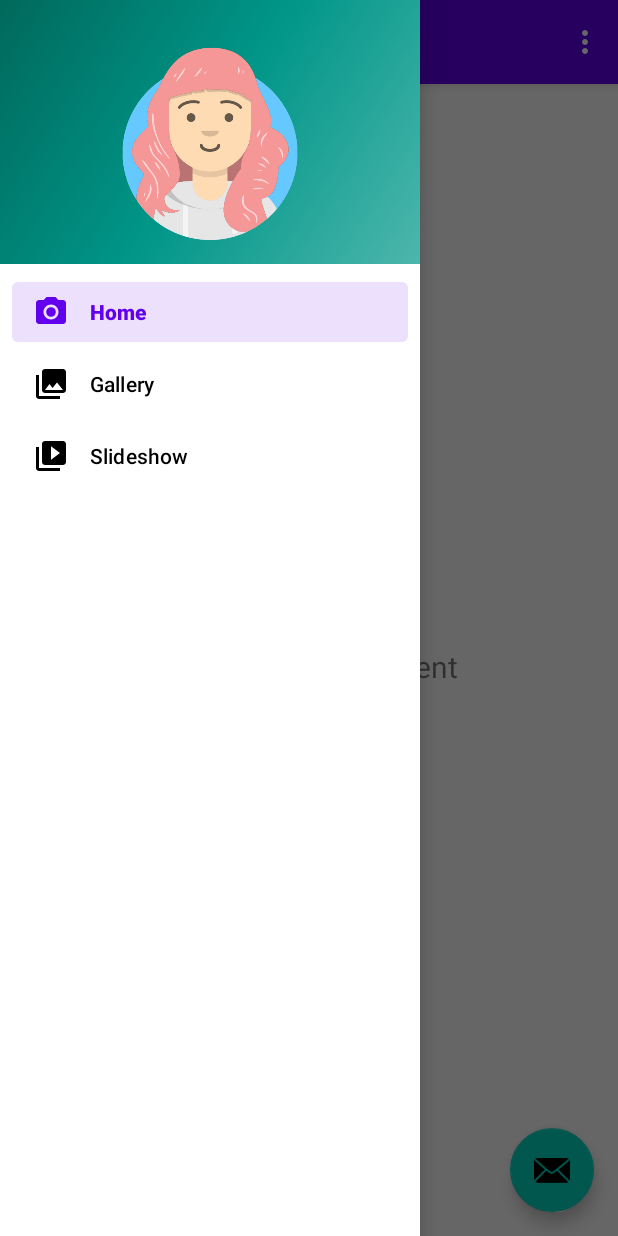
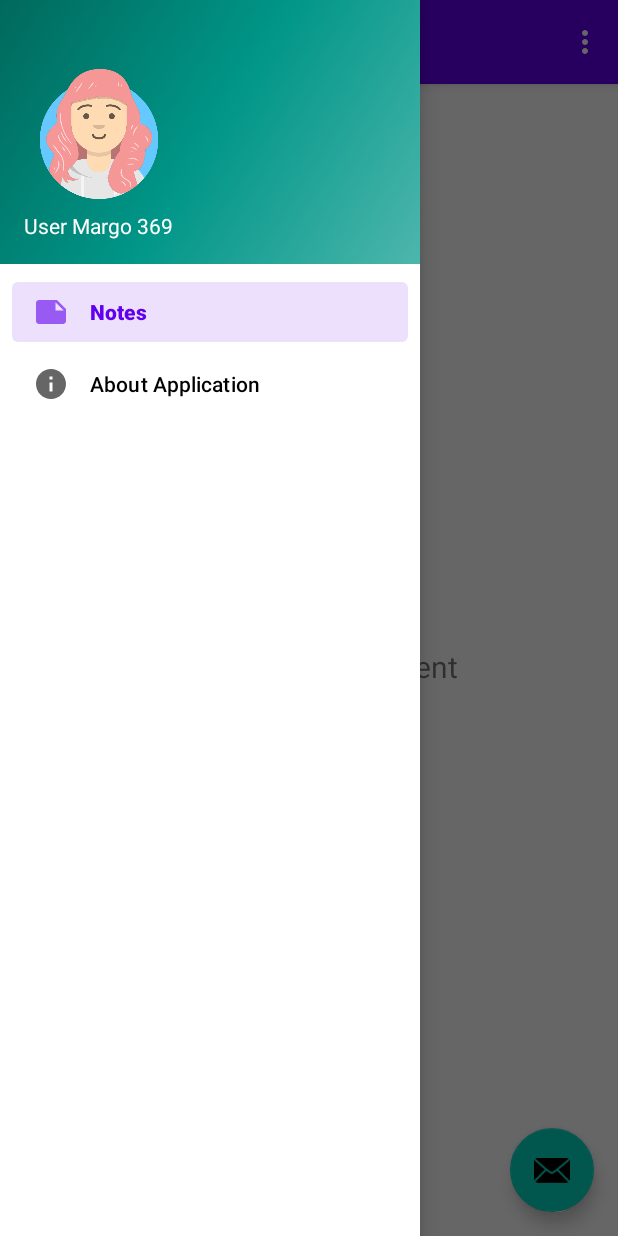
Before and after one commit to KaterinaTroitskaya/Lesson_7_, an Android app: the screen it shows after launch (MainActivity), with the side drawer open, on a phone screen of 412 x 824 dp. Run offline under Robolectric (Android 15) with nearby library versions, the phone set to English and light mode, and no system bars; our stand-ins replace navigation-ui.

Commit message:
Изменила элементы верхнего меню, чтобы в дальнейшем сделать на его основе сортировку. Изменила названия элементов бокового навигационного меню.

```diff
--- a/app/src/main/java/com/example/lesson_7_/MainActivity.java
+++ b/app/src/main/java/com/example/lesson_7_/MainActivity.java
@@ -41,7 +41,7 @@ public class MainActivity extends AppCompatActivity {
         // Passing each menu ID as a set of Ids because each
         // menu should be considered as top level destinations.
         mAppBarConfiguration = new AppBarConfiguration.Builder(
-                R.id.nav_home, R.id.nav_gallery, R.id.nav_slideshow)
+                R.id.nav_home, R.id.nav_about)
                 .setDrawerLayout(drawer)
                 .build();
         NavController navController = Navigation.findNavController(this, R.id.nav_host_fragment_content_main);
--- /dev/null
+++ b/app/src/main/res/drawable-anydpi/ic_menu_info.xml
@@ -0,0 +1,11 @@
+<vector xmlns:android="http://schemas.android.com/apk/res/android"
+    android:width="24dp"
+    android:height="24dp"
+    android:viewportWidth="24"
+    android:viewportHeight="24"
+    android:tint="#333333"
+    android:alpha="0.6">
+  <path
+      android:fillColor="@android:color/white"
+      android:pathData="M12,2C6.48,2 2,6.48 2,12s4.48,10 10,10 10,-4.48 10,-10S17.52,2 12,2zM13,17h-2v-6h2v6zM13,9h-2L11,7h2v2z"/>
+</vector>
--- /dev/null
+++ b/app/src/main/res/drawable-anydpi/ic_menu_notes.xml
@@ -0,0 +1,11 @@
+<vector xmlns:android="http://schemas.android.com/apk/res/android"
+    android:width="24dp"
+    android:height="24dp"
+    android:viewportWidth="24"
+    android:viewportHeight="24"
+    android:tint="#333333"
+    android:alpha="0.6">
+  <path
+      android:fillColor="@android:color/white"
+      android:pathData="M22,10l-6,-6L4,4c-1.1,0 -2,0.9 -2,2v12.01c0,1.1 0.9,1.99 2,1.99l16,-0.01c1.1,0 2,-0.89 2,-1.99v-8zM15,5.5l5.5,5.5L15,11L15,5.5z"/>
+</vector>
--- a/app/src/main/res/drawable/ic_menu_camera.xml
+++ /dev/null
@@ -1,12 +0,0 @@
-<vector xmlns:android="http://schemas.android.com/apk/res/android"
-    android:width="24dp"
-    android:height="24dp"
-    android:viewportWidth="24.0"
-    android:viewportHeight="24.0">
-    <path
-        android:fillColor="#FF000000"
-        android:pathData="M12,12m-3.2,0a3.2,3.2 0,1 1,6.4 0a3.2,3.2 0,1 1,-6.4 0" />
-    <path
-        android:fillColor="#FF000000"
-        android:pathData="M9,2L7.17,4H4c-1.1,0 -2,0.9 -2,2v12c0,1.1 0.9,2 2,2h16c1.1,0 2,-0.9 2,-2V6c0,-1.1 -0.9,-2 -2,-2h-3.17L15,2H9zm3,15c-2.76,0 -5,-2.24 -5,-5s2.24,-5 5,-5 5,2.24 5,5 -2.24,5 -5,5z" />
-</vector>
--- a/app/src/main/res/drawable/ic_menu_gallery.xml
+++ /dev/null
@@ -1,9 +0,0 @@
-<vector xmlns:android="http://schemas.android.com/apk/res/android"
-    android:width="24dp"
-    android:height="24dp"
-    android:viewportWidth="24.0"
-    android:viewportHeight="24.0">
-    <path
-        android:fillColor="#FF000000"
-        android:pathData="M22,16V4c0,-1.1 -0.9,-2 -2,-2H8c-1.1,0 -2,0.9 -2,2v12c0,1.1 0.9,2 2,2h12c1.1,0 2,-0.9 2,-2zm-11,-4l2.03,2.71L16,11l4,5H8l3,-4zM2,6v14c0,1.1 0.9,2 2,2h14v-2H4V6H2z" />
-</vector>
--- a/app/src/main/res/drawable/ic_menu_slideshow.xml
+++ /dev/null
@@ -1,9 +0,0 @@
-<vector xmlns:android="http://schemas.android.com/apk/res/android"
-    android:width="24dp"
-    android:height="24dp"
-    android:viewportWidth="24.0"
-    android:viewportHeight="24.0">
-    <path
-        android:fillColor="#FF000000"
-        android:pathData="M4,6H2v14c0,1.1 0.9,2 2,2h14v-2H4V6zm16,-4H8c-1.1,0 -2,0.9 -2,2v12c0,1.1 0.9,2 2,2h12c1.1,0 2,-0.9 2,-2V4c0,-1.1 -0.9,-2 -2,-2zm-8,12.5v-9l6,4.5 -6,4.5z" />
-</vector>
--- a/app/src/main/res/layout/nav_header_main.xml
+++ b/app/src/main/res/layout/nav_header_main.xml
@@ -14,8 +14,8 @@
 
     <ImageView
         android:id="@+id/imageView"
-        android:layout_width="wrap_content"
-        android:layout_height="wrap_content"
+        android:layout_width="100dp"
+        android:layout_height="100dp"
         android:contentDescription="@string/avatar"
         android:paddingTop="@dimen/nav_header_vertical_spacing"
         app:srcCompat="@drawable/avataaars" />
@@ -27,9 +27,4 @@
         android:text="@string/nav_header_title"
         android:textAppearance="@style/TextAppearance.AppCompat.Body1" />
 
-    <TextView
-        android:id="@+id/textView"
-        android:layout_width="wrap_content"
-        android:layout_height="wrap_content"
-        android:text="@string/nav_header_subtitle" />
 </LinearLayout>
--- a/app/src/main/res/menu/activity_main_drawer.xml
+++ b/app/src/main/res/menu/activity_main_drawer.xml
@@ -6,15 +6,12 @@
     <group android:checkableBehavior="single">
         <item
             android:id="@+id/nav_home"
-            android:icon="@drawable/ic_menu_camera"
+            android:icon="@drawable/ic_menu_notes"
             android:title="@string/menu_home" />
         <item
-            android:id="@+id/nav_gallery"
-            android:icon="@drawable/ic_menu_gallery"
-            android:title="@string/menu_gallery" />
-        <item
-            android:id="@+id/nav_slideshow"
-            android:icon="@drawable/ic_menu_slideshow"
-            android:title="@string/menu_slideshow" />
+            android:id="@+id/nav_about"
+            android:icon="@drawable/ic_menu_info"
+            android:title="@string/menu_about_app" />
+
     </group>
 </menu>
--- a/app/src/main/res/menu/main.xml
+++ b/app/src/main/res/menu/main.xml
@@ -1,9 +1,19 @@
 <?xml version="1.0" encoding="utf-8"?>
 <menu xmlns:android="http://schemas.android.com/apk/res/android"
     xmlns:app="http://schemas.android.com/apk/res-auto">
+    <group>
+
     <item
-        android:id="@+id/action_settings"
-        android:orderInCategory="100"
-        android:title="@string/action_settings"
-        app:showAsAction="never" />
+        android:id="@+id/sort_by_date"
+        android:orderInCategory="1"
+        android:title="@string/sort_by_date"
+        app:showAsAction="never"/>
+    <item
+        android:id="@+id/sort_by_name"
+        android:orderInCategory="2"
+        android:title="@string/sort_by_name"
+        app:showAsAction="never"/>
+    </group>
+
+
 </menu>
--- a/app/src/main/res/navigation/mobile_navigation.xml
+++ b/app/src/main/res/navigation/mobile_navigation.xml
@@ -12,14 +12,9 @@
         tools:layout="@layout/fragment_home" />
 
     <fragment
-        android:id="@+id/nav_gallery"
+        android:id="@+id/nav_about"
         android:name="com.example.lesson_7_.ui.gallery.GalleryFragment"
-        android:label="@string/menu_gallery"
+        android:label="@string/menu_home"
         tools:layout="@layout/fragment_gallery" />
 
-    <fragment
-        android:id="@+id/nav_slideshow"
-        android:name="com.example.lesson_7_.ui.slideshow.SlideshowFragment"
-        android:label="@string/menu_slideshow"
-        tools:layout="@layout/fragment_slideshow" />
 </navigation>
--- a/app/src/main/res/values/strings.xml
+++ b/app/src/main/res/values/strings.xml
@@ -2,13 +2,14 @@
     <string name="app_name">Lesson_7_</string>
     <string name="navigation_drawer_open">Open navigation drawer</string>
     <string name="navigation_drawer_close">Close navigation drawer</string>
-    <string name="nav_header_title">Android Studio</string>
+    <string name="nav_header_title">User Margo 369</string>
     <string name="nav_header_subtitle">android.studio@android.com</string>
-    <string name="nav_header_desc">Navigation header</string>
-    <string name="action_settings">Settings</string>
+    <string name="nav_header_desc">Simple notes</string>
+    <string name="sorting">Sorting</string>
 
-    <string name="menu_home">Home</string>
-    <string name="menu_gallery">Gallery</string>
-    <string name="menu_slideshow">Slideshow</string>
+    <string name="menu_home">Notes</string>
+    <string name="menu_about_app">About Application</string>
     <string name="avatar">avatar</string>
+    <string name="sort_by_date">Sort by date</string>
+    <string name="sort_by_name">Sort by name</string>
 </resources>
```
Also changed, not shown: app/src/main/res/drawable-hdpi/ic_menu_info.png (added), app/src/main/res/drawable-hdpi/ic_menu_notes.png (added), app/src/main/res/drawable-mdpi/ic_menu_info.png (added), app/src/main/res/drawable-mdpi/ic_menu_notes.png (added), app/src/main/res/drawable-xhdpi/ic_menu_info.png (added), app/src/main/res/drawable-xhdpi/ic_menu_notes.png (added), app/src/main/res/drawable-xxhdpi/ic_menu_info.png (added), app/src/main/res/drawable-xxhdpi/ic_menu_notes.png (added).
